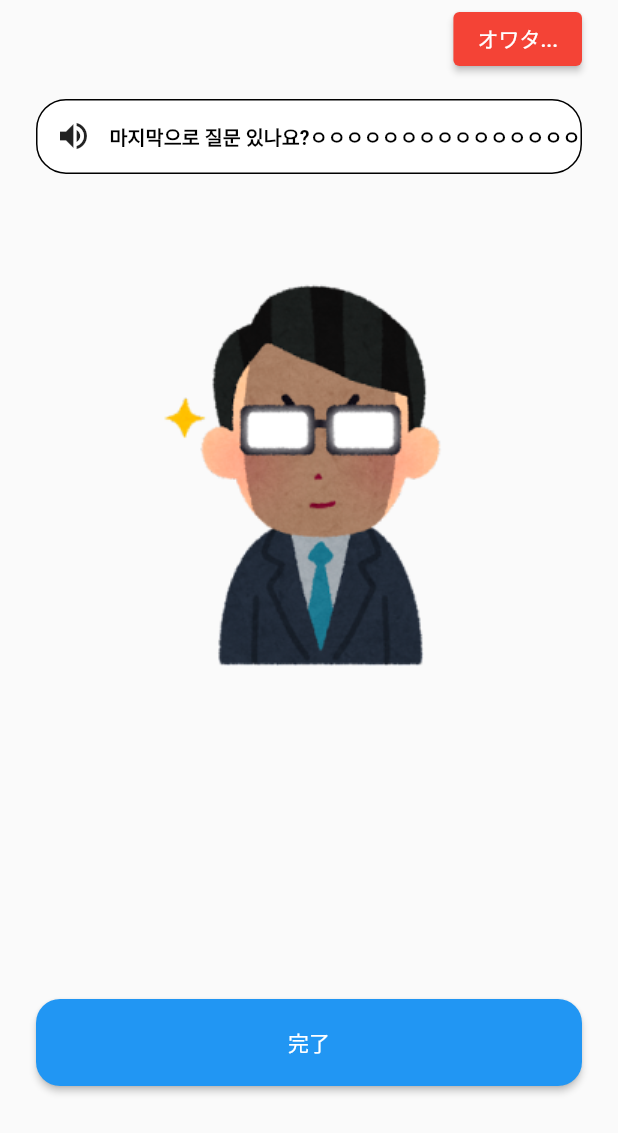
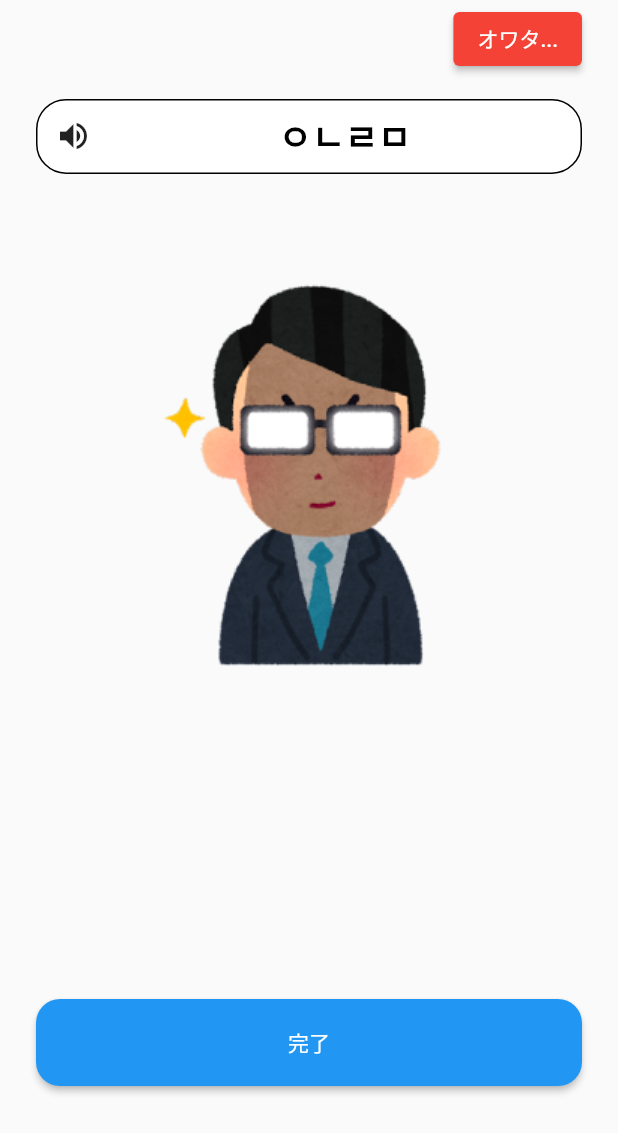
Before and after one commit to obtusa07/mensetsu_helper, a Flutter app: the MensetsuPage screen opened directly, after a tap on "次へ", on a phone screen of 412 x 824 dp. Shown: the top 1133 px of the screen. Run offline on Flutter 3.47's test engine with Material 2 defaults, Android fonts, the phone set to English and light mode, and no system bars; our stand-ins replace google_mobile_ads.

```diff
--- a/lib/mensetsu_page.dart
+++ b/lib/mensetsu_page.dart
@@ -1,4 +1,5 @@
 import 'package:flutter/material.dart';
+import 'package:mensetsu_helper/result.dart';
 
 class MensetsuPage extends StatefulWidget {
   const MensetsuPage({super.key});
@@ -8,7 +9,7 @@ class MensetsuPage extends StatefulWidget {
 }
 
 class _MensetsuPageState extends State<MensetsuPage> {
-  final List<String> _textList = ['자기소개를 해주세요', '마지막으로 질문 있나요?ㅇㅇㅇㅇㅇㅇㅇㅇㅇㅇㅇㅇㅇㅇㅇ'];
+  final List<String> _textList = ['자기소개를 해주세요', 'ㅇㄴㄹㅁ'];
   int _currentIndex = 0;
   @override
   Widget build(BuildContext context) {
@@ -84,7 +85,17 @@ class _MensetsuPageState extends State<MensetsuPage> {
                 ),
                 onPressed: () {
                   setState(() {
-                    _currentIndex++;
+                    if (_currentIndex == _textList.length - 1) {
+                      Navigator.push(
+                        context,
+                        MaterialPageRoute(
+                          builder: (_) => Result(),
+                        ),
+                      );
+                    }
+                    if (_currentIndex < _textList.length - 1) {
+                      _currentIndex++;
+                    }
                   });
                 },
                 child: Text(_currentIndex < _textList.length - 1 ? '次へ' : '完了'),
--- a/pubspec.yaml
+++ b/pubspec.yaml
@@ -31,6 +31,7 @@ dependencies:
   cupertino_icons: ^1.0.2
   flutter:
     sdk: flutter
+  flutter_tts: ^3.7.0
   google_mobile_ads: ^3.0.0
 
 dev_dependencies:
```
Also changed, not shown: lib/result.dart (added, +14 -0 lines), pubspec.lock, 4 other files.
